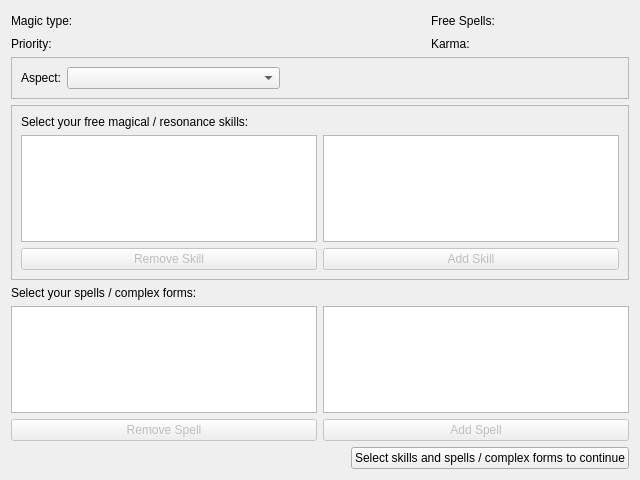
TheSHEEEP/SR5-Shaman, file SR5-Shaman/ui/character/tabs/chareditmagictab.ui: the form before one commit.
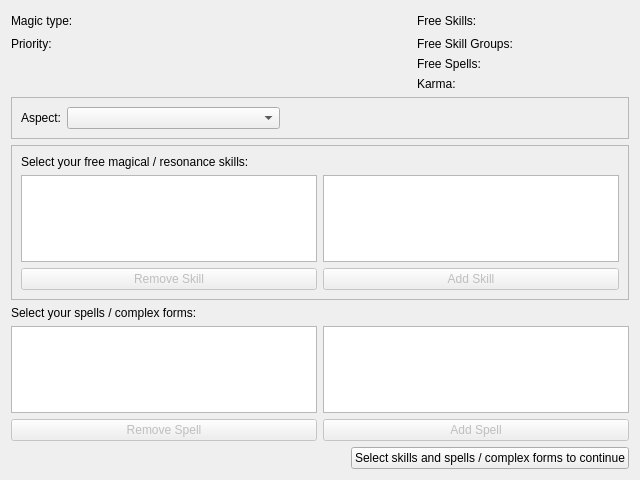
The form after the commit.

Commit message: More work on free skills in magic tab:     Skills can now be added as well as removed.     Remaining free skill / skill groups are displayed.     Add/Remove buttons are beingt kept updated.     SKill selection being stored in CHARACTER_CHOICES.

```diff
--- a/SR5-Shaman/ui/character/tabs/chareditmagictab.ui
+++ b/SR5-Shaman/ui/character/tabs/chareditmagictab.ui
@@ -16,11 +16,11 @@
   <layout class="QVBoxLayout" name="verticalLayout">
    <item>
     <layout class="QGridLayout" name="gridLayout">
-     <item row="0" column="4">
-      <widget class="QLabel" name="lblFreeSpellsValue">
+     <item row="0" column="1">
+      <widget class="QLabel" name="lblMagicTypeValue">
        <property name="sizePolicy">
-        <sizepolicy hsizetype="Preferred" vsizetype="Preferred">
-         <horstretch>15</horstretch>
+        <sizepolicy hsizetype="Preferred" vsizetype="Fixed">
+         <horstretch>40</horstretch>
          <verstretch>0</verstretch>
         </sizepolicy>
        </property>
@@ -61,64 +61,6 @@
        </property>
       </widget>
      </item>
-     <item row="1" column="3">
-      <widget class="QLabel" name="lblKarma">
-       <property name="sizePolicy">
-        <sizepolicy hsizetype="Preferred" vsizetype="Preferred">
-         <horstretch>10</horstretch>
-         <verstretch>0</verstretch>
-        </sizepolicy>
-       </property>
-       <property name="text">
-        <string>Karma:</string>
-       </property>
-      </widget>
-     </item>
-     <item row="0" column="3">
-      <widget class="QLabel" name="lblFreeSpells">
-       <property name="sizePolicy">
-        <sizepolicy hsizetype="Preferred" vsizetype="Preferred">
-         <horstretch>10</horstretch>
-         <verstretch>0</verstretch>
-        </sizepolicy>
-       </property>
-       <property name="text">
-        <string>Free Spells:</string>
-       </property>
-      </widget>
-     </item>
-     <item row="0" column="1">
-      <widget class="QLabel" name="lblMagicTypeValue">
-       <property name="sizePolicy">
-        <sizepolicy hsizetype="Preferred" vsizetype="Fixed">
-         <horstretch>40</horstretch>
-         <verstretch>0</verstretch>
-        </sizepolicy>
-       </property>
-       <property name="text">
-        <string/>
-       </property>
-       <property name="alignment">
-        <set>Qt::AlignCenter</set>
-       </property>
-      </widget>
-     </item>
-     <item row="1" column="4">
-      <widget class="QLabel" name="lblKarmaValue">
-       <property name="sizePolicy">
-        <sizepolicy hsizetype="Preferred" vsizetype="Preferred">
-         <horstretch>15</horstretch>
-         <verstretch>0</verstretch>
-        </sizepolicy>
-       </property>
-       <property name="text">
-        <string/>
-       </property>
-       <property name="alignment">
-        <set>Qt::AlignCenter</set>
-       </property>
-      </widget>
-     </item>
      <item row="0" column="0">
       <widget class="QLabel" name="lblMagicType">
        <property name="sizePolicy">
@@ -142,6 +84,122 @@
        </property>
       </widget>
      </item>
+     <item row="0" column="4">
+      <widget class="QLabel" name="lblFreeSkillsValue">
+       <property name="sizePolicy">
+        <sizepolicy hsizetype="Preferred" vsizetype="Preferred">
+         <horstretch>15</horstretch>
+         <verstretch>0</verstretch>
+        </sizepolicy>
+       </property>
+       <property name="text">
+        <string/>
+       </property>
+       <property name="alignment">
+        <set>Qt::AlignCenter</set>
+       </property>
+      </widget>
+     </item>
+     <item row="0" column="3">
+      <widget class="QLabel" name="lblFreeSkills">
+       <property name="sizePolicy">
+        <sizepolicy hsizetype="Preferred" vsizetype="Preferred">
+         <horstretch>10</horstretch>
+         <verstretch>0</verstretch>
+        </sizepolicy>
+       </property>
+       <property name="text">
+        <string>Free Skills:</string>
+       </property>
+      </widget>
+     </item>
+     <item row="3" column="3">
+      <widget class="QLabel" name="lblKarma">
+       <property name="sizePolicy">
+        <sizepolicy hsizetype="Preferred" vsizetype="Preferred">
+         <horstretch>10</horstretch>
+         <verstretch>0</verstretch>
+        </sizepolicy>
+       </property>
+       <property name="text">
+        <string>Karma:</string>
+       </property>
+      </widget>
+     </item>
+     <item row="3" column="4">
+      <widget class="QLabel" name="lblKarmaValue">
+       <property name="sizePolicy">
+        <sizepolicy hsizetype="Preferred" vsizetype="Preferred">
+         <horstretch>15</horstretch>
+         <verstretch>0</verstretch>
+        </sizepolicy>
+       </property>
+       <property name="text">
+        <string/>
+       </property>
+       <property name="alignment">
+        <set>Qt::AlignCenter</set>
+       </property>
+      </widget>
+     </item>
+     <item row="2" column="3">
+      <widget class="QLabel" name="lblFreeSpells">
+       <property name="sizePolicy">
+        <sizepolicy hsizetype="Preferred" vsizetype="Preferred">
+         <horstretch>10</horstretch>
+         <verstretch>0</verstretch>
+        </sizepolicy>
+       </property>
+       <property name="text">
+        <string>Free Spells:</string>
+       </property>
+      </widget>
+     </item>
+     <item row="2" column="4">
+      <widget class="QLabel" name="lblFreeSpellsValue">
+       <property name="sizePolicy">
+        <sizepolicy hsizetype="Preferred" vsizetype="Preferred">
+         <horstretch>15</horstretch>
+         <verstretch>0</verstretch>
+        </sizepolicy>
+       </property>
+       <property name="text">
+        <string/>
+       </property>
+       <property name="alignment">
+        <set>Qt::AlignCenter</set>
+       </property>
+      </widget>
+     </item>
+     <item row="1" column="3">
+      <widget class="QLabel" name="lblFreeSkillGroups">
+       <property name="sizePolicy">
+        <sizepolicy hsizetype="Preferred" vsizetype="Preferred">
+         <horstretch>10</horstretch>
+         <verstretch>0</verstretch>
+        </sizepolicy>
+       </property>
+       <property name="text">
+        <string>Free Skill Groups:</string>
+       </property>
+      </widget>
+     </item>
+     <item row="1" column="4">
+      <widget class="QLabel" name="lblFreeSkillGroupsValue">
+       <property name="sizePolicy">
+        <sizepolicy hsizetype="Preferred" vsizetype="Preferred">
+         <horstretch>15</horstretch>
+         <verstretch>0</verstretch>
+        </sizepolicy>
+       </property>
+       <property name="text">
+        <string/>
+       </property>
+       <property name="alignment">
+        <set>Qt::AlignCenter</set>
+       </property>
+      </widget>
+     </item>
     </layout>
    </item>
    <item>
```
The commit also changes 16 other files.
